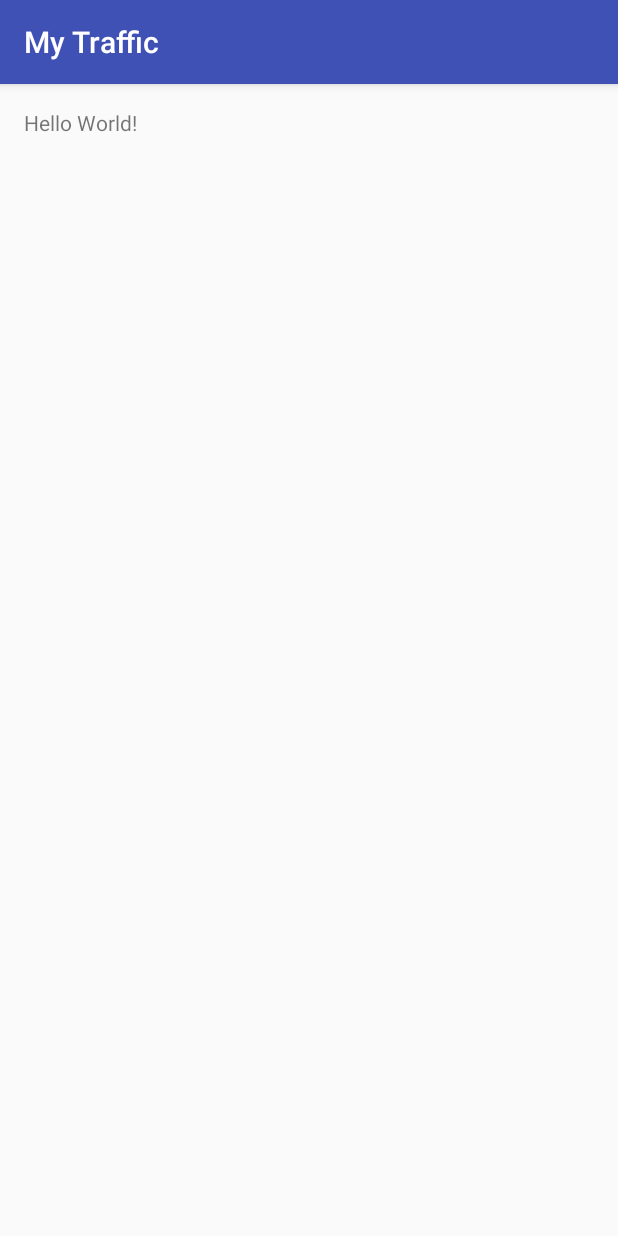
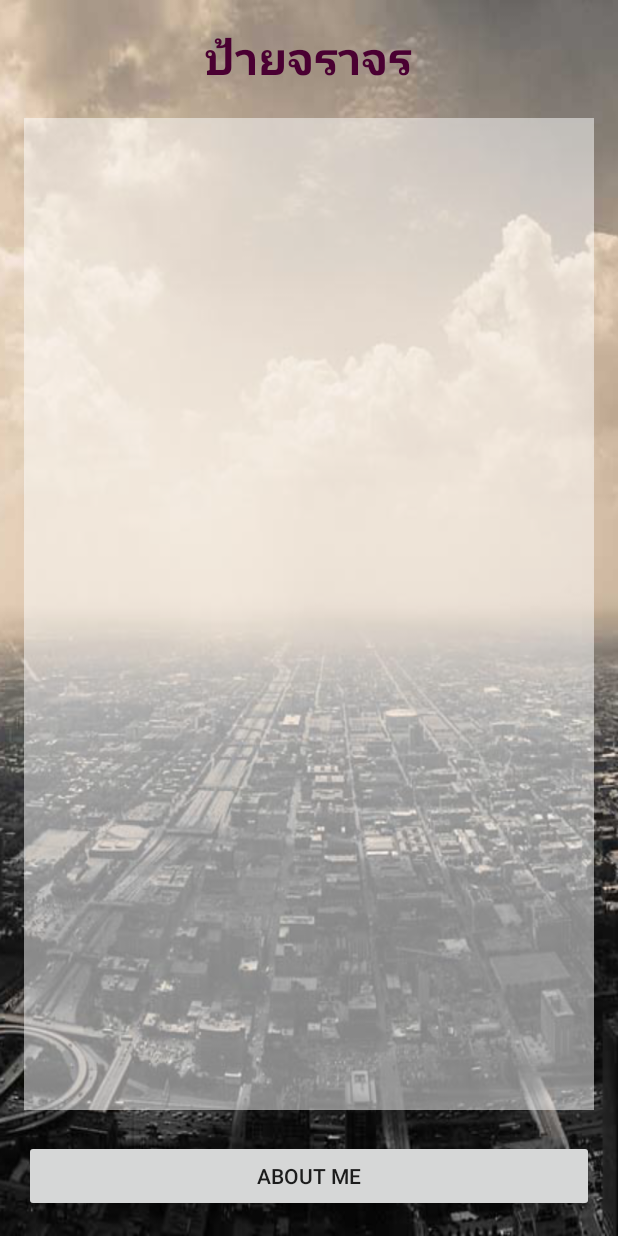
Before and after one commit to masterUNG/My-Traffic-30July, an Android app: the screen it shows after launch (MainActivity), on a phone screen of 412 x 824 dp. Run offline under Robolectric (Android 15) with nearby library versions, the phone set to English and light mode, and no system bars.

Commit message:
Design UI Main แว้วว

```diff
--- a/app/src/main/res/layout/activity_main.xml
+++ b/app/src/main/res/layout/activity_main.xml
@@ -7,10 +7,33 @@
     android:paddingLeft="@dimen/activity_horizontal_margin"
     android:paddingRight="@dimen/activity_horizontal_margin"
     android:paddingTop="@dimen/activity_vertical_margin"
-    tools:context="appewtc.masterung.mytraffic.MainActivity">
+    tools:context="appewtc.masterung.mytraffic.MainActivity"
+    android:background="@drawable/bg27">
 
     <TextView
         android:layout_width="wrap_content"
         android:layout_height="wrap_content"
-        android:text="Hello World!" />
+        android:text="@string/title_main"
+        android:id="@+id/textView"
+        android:textSize="@dimen/h1"
+        android:textStyle="bold"
+        android:layout_centerHorizontal="true"
+        android:textColor="@color/text" />
+
+    <Button
+        android:layout_width="match_parent"
+        android:layout_height="wrap_content"
+        android:text="About Me"
+        android:id="@+id/button"
+        android:layout_alignParentBottom="true" />
+
+    <ListView
+        android:layout_width="wrap_content"
+        android:layout_height="wrap_content"
+        android:id="@+id/listView"
+        android:layout_below="@+id/textView"
+        android:layout_above="@+id/button"
+        android:layout_marginTop="20dp"
+        android:layout_marginBottom="20dp"
+        android:background="#82ffffff" />
 </RelativeLayout>
--- a/app/src/main/res/values/colors.xml
+++ b/app/src/main/res/values/colors.xml
@@ -3,4 +3,7 @@
     <color name="colorPrimary">#3F51B5</color>
     <color name="colorPrimaryDark">#303F9F</color>
     <color name="colorAccent">#FF4081</color>
+
+    <color name="text">#4a0032</color>
+
 </resources>
--- a/app/src/main/res/values/dimens.xml
+++ b/app/src/main/res/values/dimens.xml
@@ -2,4 +2,8 @@
     <!-- Default screen margins, per the Android Design guidelines. -->
     <dimen name="activity_horizontal_margin">16dp</dimen>
     <dimen name="activity_vertical_margin">16dp</dimen>
+
+    <dimen name="h1">30sp</dimen>
+    <dimen name="h2">20sp</dimen>
+
 </resources>
--- a/app/src/main/res/values/strings.xml
+++ b/app/src/main/res/values/strings.xml
@@ -1,3 +1,6 @@
 <resources>
     <string name="app_name">My Traffic</string>
+
+    <string name="title_main">ป้ายจราจร</string>
+
 </resources>
--- a/app/src/main/res/values/styles.xml
+++ b/app/src/main/res/values/styles.xml
@@ -1,7 +1,7 @@
 <resources>
 
     <!-- Base application theme. -->
-    <style name="AppTheme" parent="Theme.AppCompat.Light.DarkActionBar">
+    <style name="AppTheme" parent="Theme.AppCompat.Light.NoActionBar">
         <!-- Customize your theme here. -->
         <item name="colorPrimary">@color/colorPrimary</item>
         <item name="colorPrimaryDark">@color/colorPrimaryDark</item>
```
Also changed, not shown: app/src/main/res/drawable/bg27.png (added).
